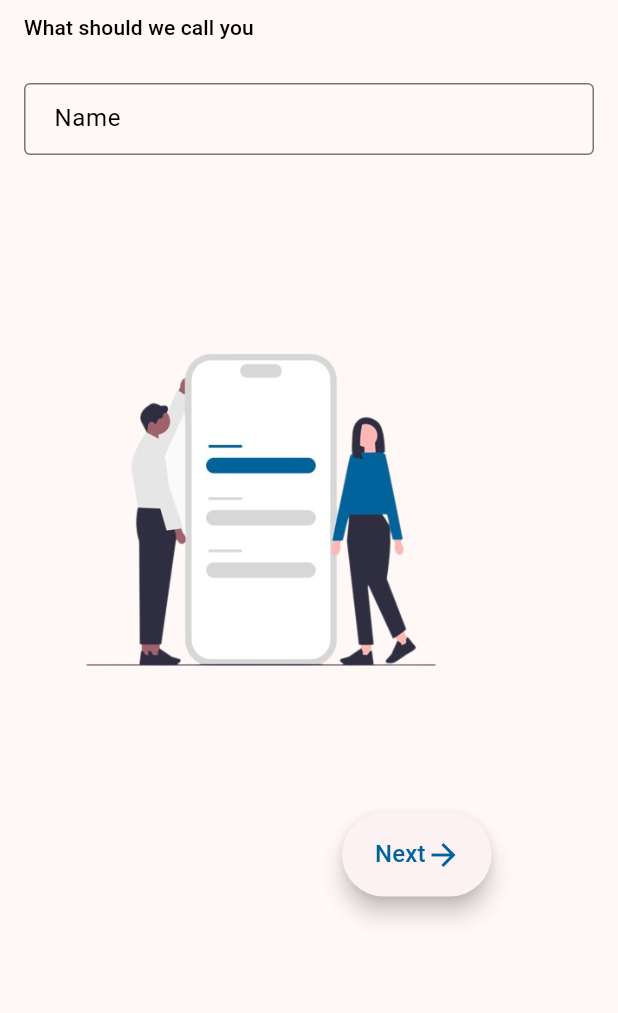
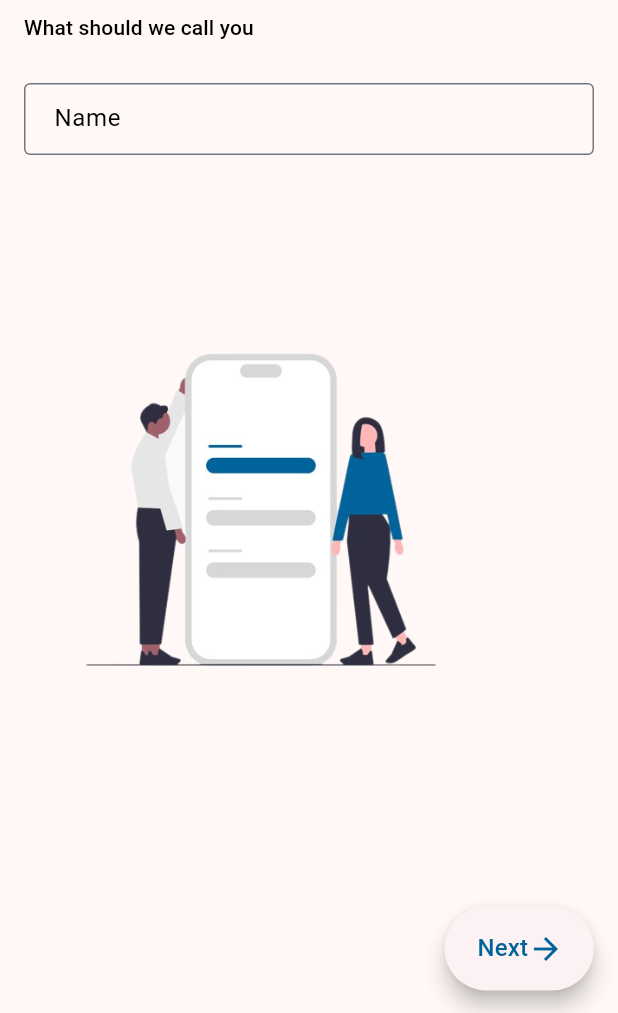
Before and after one commit to sacrilegioushero220/Learners-Choice-App, a Flutter app: the NameScreen screen opened directly, on a phone screen of 412 x 824 dp, the part 223-1236 px from its top. Run offline on Flutter 3.47's test engine with Material 3 defaults, Android fonts, the phone set to English and light mode, and no system bars; our stand-ins replace cached_network_image, cloud_firestore, equatable, firebase_core, flutter_bloc, flutter_cache_manager and 3 more; accounts and stored records are empty; statements that could not run were skipped.

Commit message:
layout issues are resolved and proof readed the datas

```diff
--- a/lib/Presentation/Intro/name_screen.dart
+++ b/lib/Presentation/Intro/name_screen.dart
@@ -17,7 +17,8 @@ class NameScreen extends StatelessWidget {
       body: SafeArea(
         child: Padding(
           padding: const EdgeInsets.only(left: 16, right: 16, top: 16),
-          child: SingleChildScrollView(
+          child: SizedBox(
+            height: MediaQuery.of(context).size.height,
             child: Column(
               crossAxisAlignment: CrossAxisAlignment.start,
               children: [
@@ -56,15 +57,21 @@ class NameScreen extends StatelessWidget {
                   height: 263.39,
                   imagePath: mobileLogo,
                 ),
-                Padding(
-                  padding: const EdgeInsets.fromLTRB(212, 70, 20, 0),
-                  child: BuildCustomFabButton(
+                Expanded(
+                  child: Padding(
+                    padding: const EdgeInsets.only(bottom: 15),
+                    child: Row(
+                      mainAxisAlignment: MainAxisAlignment.end,
+                      crossAxisAlignment: CrossAxisAlignment.end,
+                      children: [
+                        BuildCustomFabButton(
                           heroTag: "1",
                           label: "Next",
                           // isReversed: false,
 
                           onPressed: () {
-                      String name = nameController.text; // Get the entered name
+                            String name =
+                                nameController.text; // Get the entered name
 
                             if (name.isNotEmpty) {
                               BlocProvider.of<LocalStorageCubit>(context)
@@ -88,7 +95,10 @@ class NameScreen extends StatelessWidget {
                           },
                           isReversed: false,
                         ),
-                )
+                      ],
+                    ),
+                  ),
+                ),
               ],
             ),
           ),
```
Also changed, not shown: assets/filtered_questions_with_images.json (+4 -4 lines), lib/Presentation/qna_screen.dart (+11 -5 lines), lib/core/widgets/mock_test/option_card.dart (+17 -13 lines), lib/core/widgets/qna_item.dart (+5 -7 lines), assets/output.json. Lines whose indentation alone changed are shown as unchanged.
